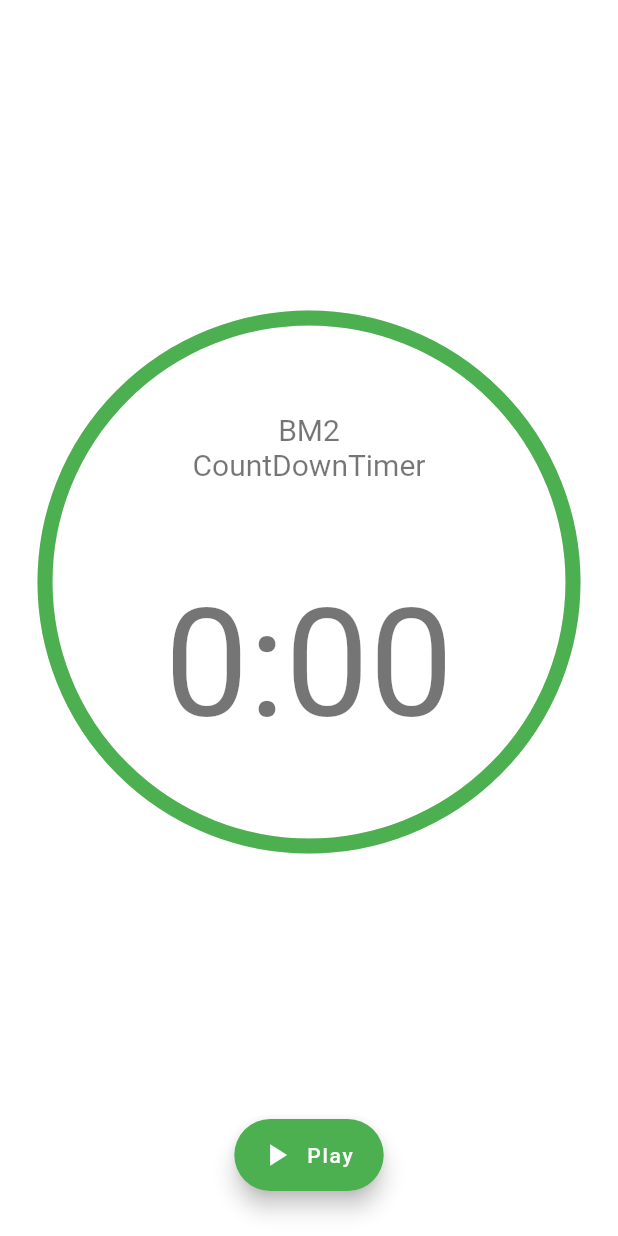
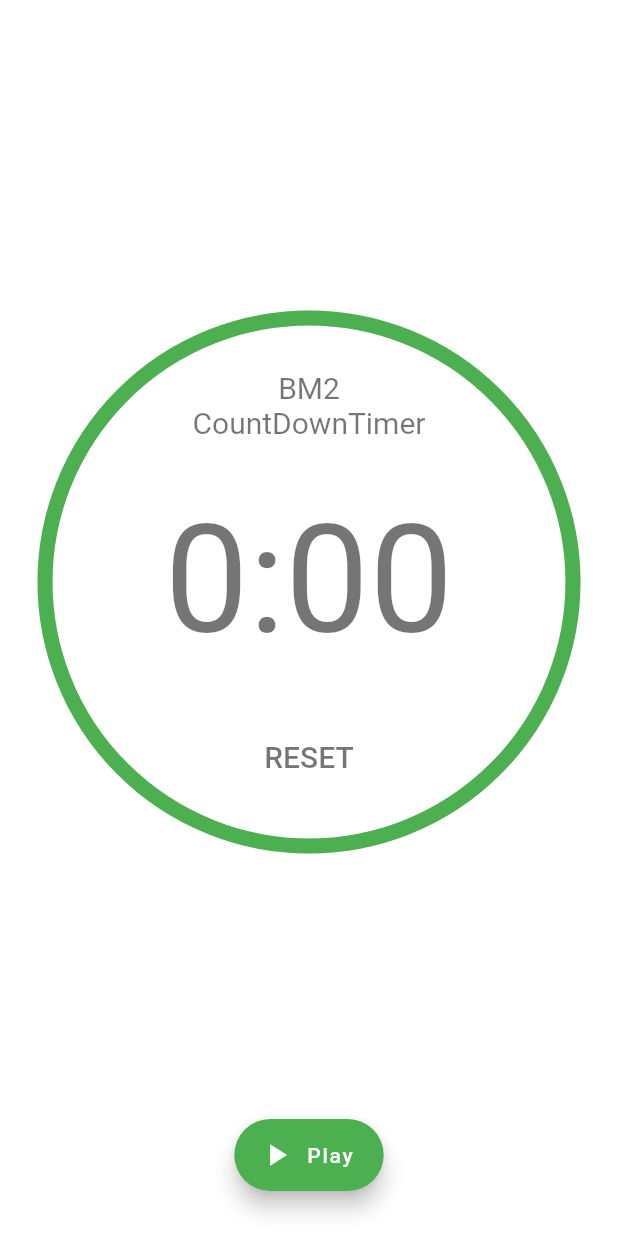
Before and after one commit to brenomachadodomonte/bm2_countdown_timer, a Flutter app: the screen it shows after launch, on a phone screen of 412 x 824 dp. Run offline on Flutter 3.47's test engine with Material 2 defaults, Android fonts, the phone set to English and light mode, and no system bars.

Commit message:
Adding reset button

```diff
--- a/lib/screens/home.dart
+++ b/lib/screens/home.dart
@@ -67,11 +67,14 @@ class _HomeState extends State<Home> with TickerProviderStateMixin {
                                     Text(
                                       "BM2\nCountDownTimer",
                                       textAlign: TextAlign.center,
-                                      style: TextStyle(
-                                          fontSize: 20.0,
-                                          color: Colors.black54),
+                                      style: TextStyle(fontSize: 20.0,color: Colors.black54),
                                     ),
-                                    Text(timerString,style: TextStyle(fontSize: 100.0,color: Colors.black54),
+                                    Text(timerString,style: TextStyle(fontSize: 100.0,color: Colors.black54),),
+                                    FlatButton(
+                                      child: Text('RESET',style: TextStyle(fontSize: 20.0,color: Colors.black54),),
+                                      onPressed: (){
+                                        controller.reset();
+                                      },
                                     ),
                                   ],
                                 ),
```
